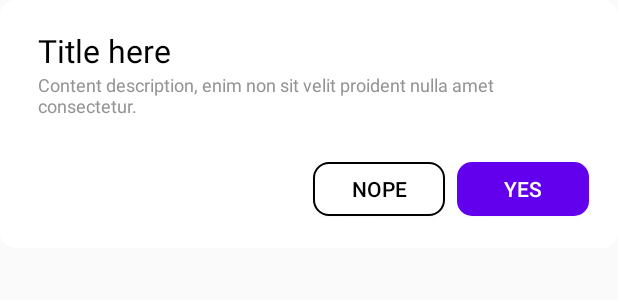
After one commit to Rkleib/Playground, an Android app: the layout dialog_alert.xml on its own in the app's theme, with its tools: preview values and no code run, on a phone screen of 412 x 824 dp. The commit adds this screen. Shown: the top 300 px of the screen. Run offline under Robolectric (Android 15) with nearby library versions, the phone set to English and light mode, and no system bars.

Commit message:
add custom alert dialog

```diff
--- /dev/null
+++ b/app/src/main/res/drawable/bg_button_rounded.xml
@@ -0,0 +1,5 @@
+<?xml version="1.0" encoding="utf-8"?>
+<shape xmlns:android="http://schemas.android.com/apk/res/android">
+    <solid android:color="@color/colorPrimary" />
+    <corners android:radius="10dp" />
+</shape>
--- /dev/null
+++ b/app/src/main/res/layout/dialog_alert.xml
@@ -0,0 +1,84 @@
+<?xml version="1.0" encoding="utf-8"?>
+<LinearLayout xmlns:android="http://schemas.android.com/apk/res/android"
+    xmlns:tools="http://schemas.android.com/tools"
+    android:layout_width="match_parent"
+    android:layout_height="match_parent"
+    xmlns:app="http://schemas.android.com/apk/res-auto"
+    android:orientation="vertical">
+
+    <androidx.cardview.widget.CardView
+        android:layout_width="match_parent"
+        android:layout_height="wrap_content"
+        app:cardElevation="0dp"
+        app:cardCornerRadius="10dp">
+
+        <LinearLayout
+            android:layout_width="match_parent"
+            android:layout_height="match_parent"
+            android:orientation="vertical">
+
+            <TextView
+                android:id="@+id/tv_title"
+                android:layout_width="match_parent"
+                android:layout_height="wrap_content"
+                android:layout_marginStart="25dp"
+                android:layout_marginTop="19dp"
+                android:layout_marginEnd="23dp"
+                android:text="Title here"
+                android:textColor="@android:color/black"
+                android:textSize="21sp"
+                tools:ignore="HardcodedText" />
+
+            <TextView
+                android:id="@+id/tv_message"
+                android:layout_width="match_parent"
+                android:layout_height="wrap_content"
+                android:layout_marginStart="25dp"
+                android:layout_marginEnd="23dp"
+                android:layout_marginBottom="29dp"
+                android:text="Content description, enim non sit velit proident nulla amet consectetur."
+                android:textColor="#939393"
+                android:textSize="12sp"
+                tools:ignore="HardcodedText" />
+
+            <LinearLayout
+                android:layout_width="match_parent"
+                android:layout_height="wrap_content"
+                android:gravity="end"
+                android:orientation="horizontal">
+
+                <Button
+                    android:id="@+id/btn_cancel"
+                    android:layout_width="wrap_content"
+                    android:layout_height="36dp"
+                    android:layout_gravity="end"
+                    android:layout_marginEnd="8dp"
+                    android:layout_marginBottom="21dp"
+                    android:background="@drawable/bg_button_outline_white"
+                    android:gravity="center"
+                    android:paddingStart="19dp"
+                    android:paddingEnd="19dp"
+                    android:text="NOPE"
+                    android:textColor="@android:color/black"
+                    tools:ignore="HardcodedText" />
+
+                <Button
+                    android:id="@+id/btn_confirm"
+                    android:layout_width="wrap_content"
+                    android:layout_height="36dp"
+                    android:layout_gravity="end"
+                    android:layout_marginEnd="19dp"
+                    android:layout_marginBottom="21dp"
+                    android:background="@drawable/bg_button_rounded"
+                    android:gravity="center"
+                    android:paddingStart="19dp"
+                    android:paddingEnd="19dp"
+                    android:text="YES"
+                    android:textColor="@android:color/white"
+                    tools:ignore="HardcodedText" />
+
+            </LinearLayout>
+        </LinearLayout>
+    </androidx.cardview.widget.CardView>
+
+</LinearLayout>
```
Also changed, not shown: app/src/main/java/com/rkleib/android/playground/dialog/DialogBasicActivity.java (+53 -1 lines), app/src/main/res/layout/activity_dialog_basic.xml (+13 -1 lines).
